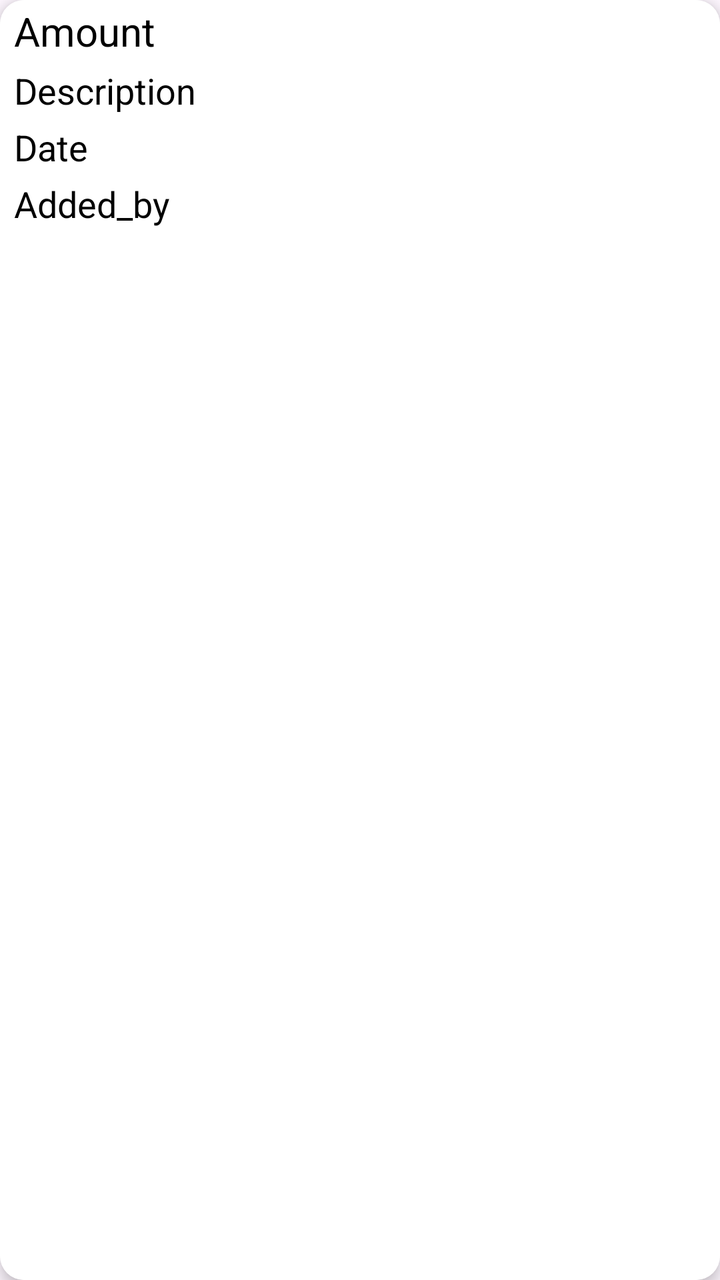
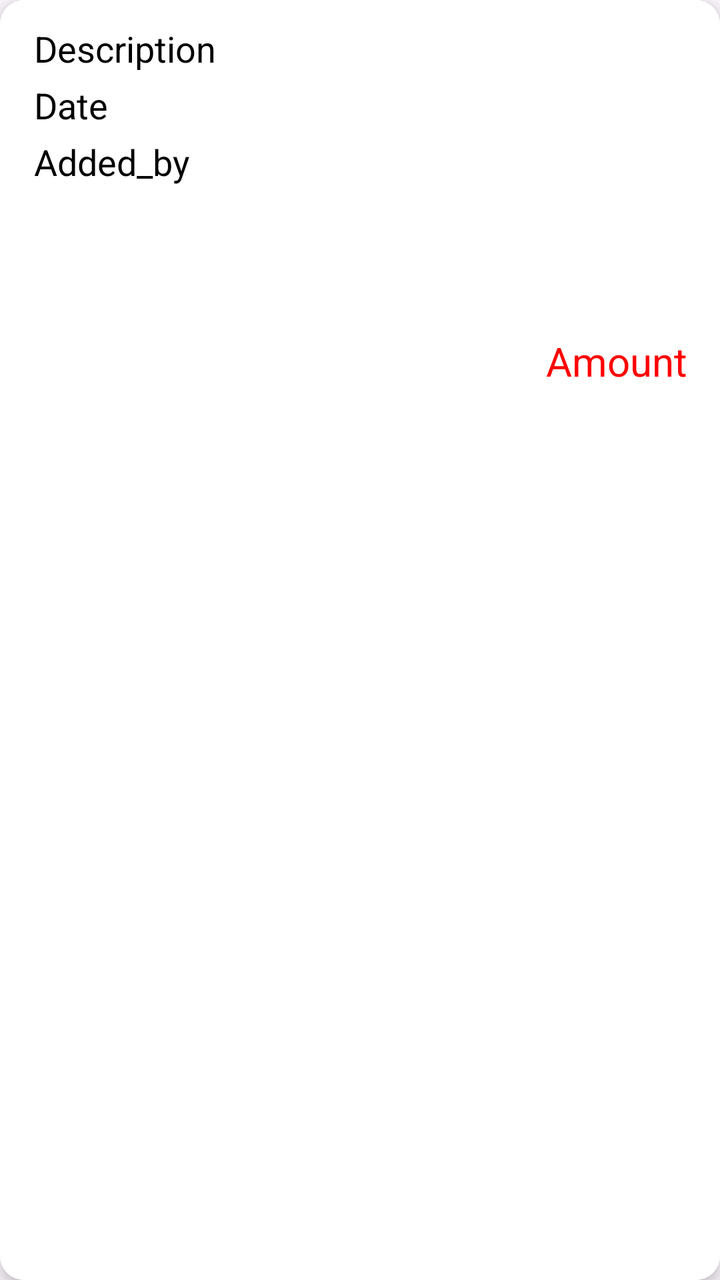

The first picture is an Android layout as it rendered before a commit; the second is the same layout after the commit. The layout source and the unified diff follow.
<!-- AndroidManifest.xml: application theme Theme.BudgetTracker -->
<!-- res/layout/item_expense.xml -->
<?xml version="1.0" encoding="utf-8"?>
<androidx.cardview.widget.CardView
    xmlns:android="http://schemas.android.com/apk/res/android"
    xmlns:app="http://schemas.android.com/apk/res-auto"
    android:layout_width="match_parent"
    android:layout_height="wrap_content"
    android:elevation="20dp"
    app:cardCornerRadius="12dp"
    app:cardElevation="4dp"
    android:layout_margin="2dp">

    <LinearLayout
        android:layout_width="match_parent"
        android:layout_height="match_parent"
        android:background="@drawable/cardview_background"
        android:orientation="vertical">
        <TextView
            android:id="@+id/amountTextView"
            android:layout_width="wrap_content"
            android:layout_height="wrap_content"
            android:layout_marginStart="5dp"
            android:padding="2dp"
            android:text="@string/amount"
            android:textColor="@color/black"
            android:textSize="20sp" />

        <TextView
            android:id="@+id/descriptionTextView"
            android:layout_width="wrap_content"
            android:layout_height="wrap_content"
            android:text="@string/description"
            android:textColor="@color/black"
            android:layout_marginStart="5dp"
            android:padding="2dp"
            android:textSize="18sp" />

        <TextView
            android:id="@+id/dateTextView"
            android:layout_width="wrap_content"
            android:layout_height="wrap_content"
            android:text="@string/date"
            android:textColor="@color/black"
            android:layout_marginStart="5dp"
            android:padding="2dp"
            android:textSize="18sp" />

        <TextView
            android:id="@+id/nameTextView"
            android:layout_width="wrap_content"
            android:layout_height="wrap_content"
            android:text="@string/added_by"
            android:textColor="@color/black"
            android:layout_marginStart="5dp"
            android:padding="2dp"
            android:textSize="18sp" />

    </LinearLayout>
</androidx.cardview.widget.CardView>
<!-- resources referenced by this layout -->
<resources>
  <color name="black">#FF000000</color>
  <!-- drawable cardview_background (drawable) -->
  <?xml version="1.0" encoding="utf-8"?>
  <shape   xmlns:android="http://schemas.android.com/apk/res/android">
      <gradient
          android:startColor="#FFFFFF"
          android:endColor="#FFFFFF"
          android:angle="315"/>
  </shape>
  <string name="added_by">Added_by</string>
  <string name="amount">Amount</string>
  <string name="date">Date</string>
  <string name="description">Description</string>
  <style name="Theme.BudgetTracker" parent="Base.Theme.BudgetTracker" />
  <style name="Base.Theme.BudgetTracker" parent="Theme.Material3.DayNight.NoActionBar">
          
          
      </style>
</resources>

<!-- the commit's change to res/layout/item_expense.xml (unified diff, before → after) -->
@@ -13,46 +13,70 @@
         android:layout_width="match_parent"
         android:layout_height="match_parent"
         android:background="@drawable/cardview_background"
-        android:orientation="vertical">
-        <TextView
-            android:id="@+id/amountTextView"
-            android:layout_width="wrap_content"
-            android:layout_height="wrap_content"
-            android:layout_marginStart="5dp"
-            android:padding="2dp"
-            android:text="@string/amount"
-            android:textColor="@color/black"
-            android:textSize="20sp" />
+        android:orientation="horizontal"
+        android:padding="10dp">
 
-        <TextView
-            android:id="@+id/descriptionTextView"
-            android:layout_width="wrap_content"
-            android:layout_height="wrap_content"
-            android:text="@string/description"
-            android:textColor="@color/black"
-            android:layout_marginStart="5dp"
-            android:padding="2dp"
-            android:textSize="18sp" />
 
-        <TextView
-            android:id="@+id/dateTextView"
-            android:layout_width="wrap_content"
-            android:layout_height="wrap_content"
-            android:text="@string/date"
-            android:textColor="@color/black"
-            android:layout_marginStart="5dp"
-            android:padding="2dp"
-            android:textSize="18sp" />
+        <LinearLayout
+            android:layout_width="0dp"
+            android:layout_weight="0.8"
+            android:layout_height="match_parent"
+            android:orientation="vertical">
+            <TextView
+                android:id="@+id/descriptionTextView"
+                android:layout_width="wrap_content"
+                android:layout_height="wrap_content"
+                android:text="@string/description"
+                android:textColor="@color/black"
+                android:layout_marginStart="5dp"
+                android:padding="2dp"
+                android:textSize="18sp" />
 
-        <TextView
-            android:id="@+id/nameTextView"
-            android:layout_width="wrap_content"
-            android:layout_height="wrap_content"
-            android:text="@string/added_by"
-            android:textColor="@color/black"
-            android:layout_marginStart="5dp"
-            android:padding="2dp"
-            android:textSize="18sp" />
+            <TextView
+                android:id="@+id/dateTextView"
+                android:layout_width="wrap_content"
+                android:layout_height="wrap_content"
+                android:text="@string/date"
+                android:textColor="@color/black"
+                android:layout_marginStart="5dp"
+                android:padding="2dp"
+                android:textSize="18sp" />
 
+            <TextView
+                android:id="@+id/nameTextView"
+                android:layout_width="wrap_content"
+                android:layout_height="wrap_content"
+                android:text="@string/added_by"
+                android:textColor="@color/black"
+                android:layout_marginStart="5dp"
+                android:padding="2dp"
+                android:textSize="18sp" />
+        </LinearLayout>
+        <LinearLayout
+            android:layout_width="0dp"
+            android:layout_weight="0.3"
+            android:layout_height="match_parent"
+            android:orientation="vertical">
+            <Space
+                android:layout_width="wrap_content"
+                android:layout_height="0dp"
+                android:layout_weight="0.5"/>
+            <TextView
+                android:id="@+id/amountTextView"
+                android:layout_width="match_parent"
+                android:layout_height="0dp"
+                android:layout_weight="1"
+                android:textAlignment="center"
+                android:layout_gravity="center"
+                android:layout_marginStart="5dp"
+                android:padding="2dp"
+                android:text="@string/amount"
+                android:textColor="#FF0000"
+                android:textSize="20sp" />
+            <Space
+                android:layout_width="wrap_content"
+                android:layout_height="0dp"
+                android:layout_weight="0.5"/>
+        </LinearLayout>
     </LinearLayout>
 </androidx.cardview.widget.CardView>
